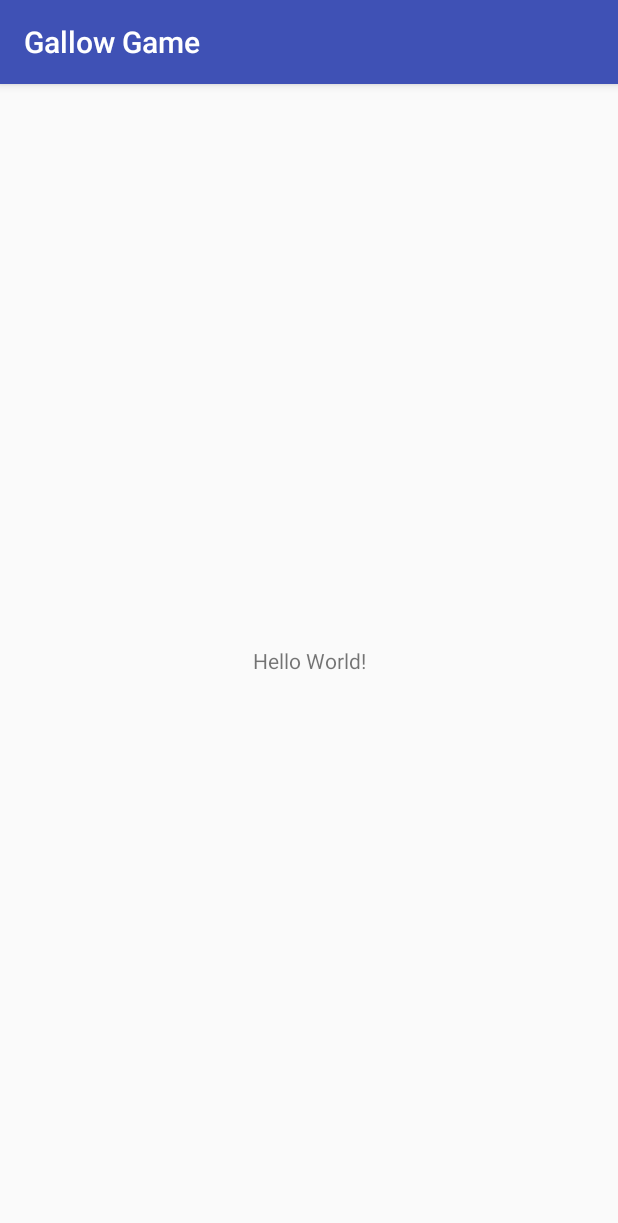
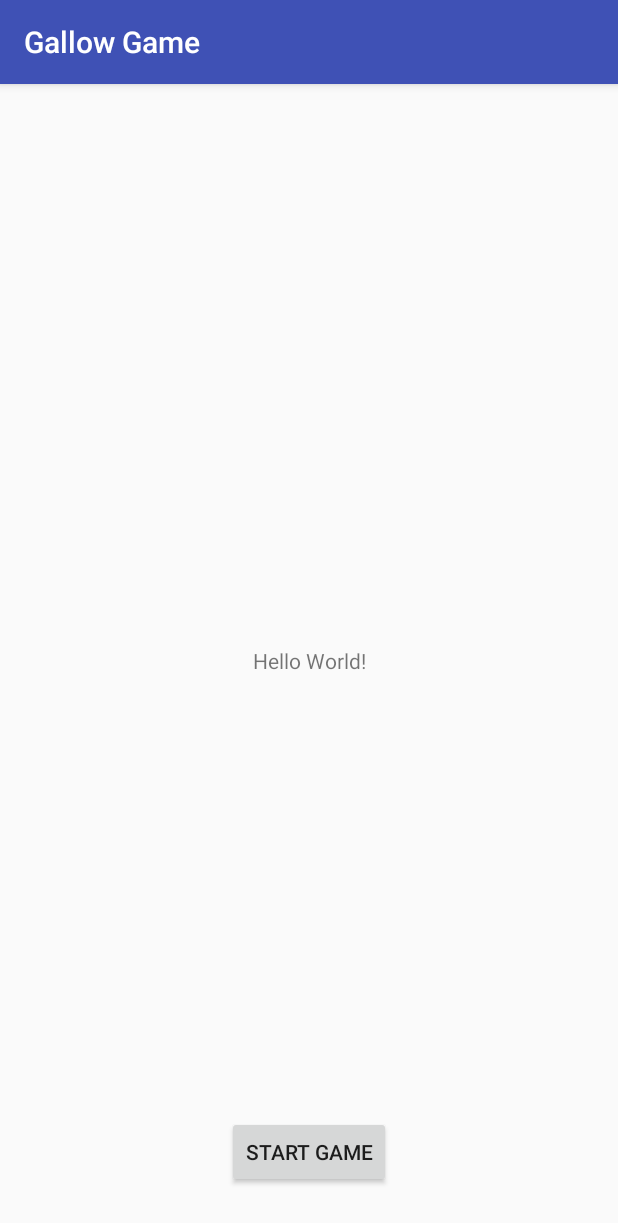
Before and after one commit to algorythm/GallowGame2_Assignment, an Android app: the screen it shows after launch (MainActivity), on a phone screen of 412 x 824 dp. Shown: the top 1223 px of the screen. Run offline under Robolectric (Android 15) with nearby library versions, the phone set to English and light mode, and no system bars.

Commit message:
Added GameActivity and navigation between that and MainActivity. Added internet in android manifest and GameActivity.

```diff
--- a/app/src/main/AndroidManifest.xml
+++ b/app/src/main/AndroidManifest.xml
@@ -1,6 +1,7 @@
 <?xml version="1.0" encoding="utf-8"?>
 <manifest xmlns:android="http://schemas.android.com/apk/res/android"
     package="dk.blackdarkness.gg">
+    <uses-permission android:name="android.permission.INTERNET"/>
 
     <application
         android:allowBackup="true"
@@ -16,6 +17,10 @@
                 <category android:name="android.intent.category.LAUNCHER" />
             </intent-filter>
         </activity>
+
+        <activity android:name=".GameActivity"
+            android:label="Game"
+            android:theme="@style/AppTheme" />
     </application>
 
 </manifest>
--- a/app/src/main/java/dk/blackdarkness/gg/MainActivity.java
+++ b/app/src/main/java/dk/blackdarkness/gg/MainActivity.java
@@ -1,13 +1,32 @@
 package dk.blackdarkness.gg;
 
+import android.content.Intent;
 import android.support.v7.app.AppCompatActivity;
 import android.os.Bundle;
+import android.view.View;
+import android.widget.Button;
 
 public class MainActivity extends AppCompatActivity {
+    private Button btnStartGame;
 
     @Override
     protected void onCreate(Bundle savedInstanceState) {
         super.onCreate(savedInstanceState);
         setContentView(R.layout.activity_main);
+
+        this.btnStartGame = (Button) findViewById(R.id.main_btnStartGame);
+        this.btnStartGame.setOnClickListener(new View.OnClickListener() {
+            @Override
+            public void onClick(View view) {
+                startGame();
+            }
+        });
+    }
+
+    private void startGame() {
+        final Intent getGallowGameIntent = new Intent(this, GameActivity.class);
+        final int result = 1;
+
+        startActivity(getGallowGameIntent);
     }
 }
--- a/app/src/main/res/layout/activity_main.xml
+++ b/app/src/main/res/layout/activity_main.xml
@@ -15,4 +15,16 @@
         app:layout_constraintRight_toRightOf="parent"
         app:layout_constraintTop_toTopOf="parent" />
 
+    <Button
+        android:id="@+id/main_btnStartGame"
+        android:layout_width="wrap_content"
+        android:layout_height="wrap_content"
+        android:layout_marginBottom="32dp"
+        android:layout_marginEnd="8dp"
+        android:layout_marginStart="8dp"
+        android:text="Start Game"
+        app:layout_constraintBottom_toBottomOf="parent"
+        app:layout_constraintEnd_toEndOf="parent"
+        app:layout_constraintStart_toStartOf="parent" />
+
 </android.support.constraint.ConstraintLayout>
```
Also changed, not shown: app/src/main/java/dk/blackdarkness/gg/GameActivity.java (added, +30 -0 lines), app/src/main/res/layout/activity_gallowgame.xml (added, +18 -0 lines).
